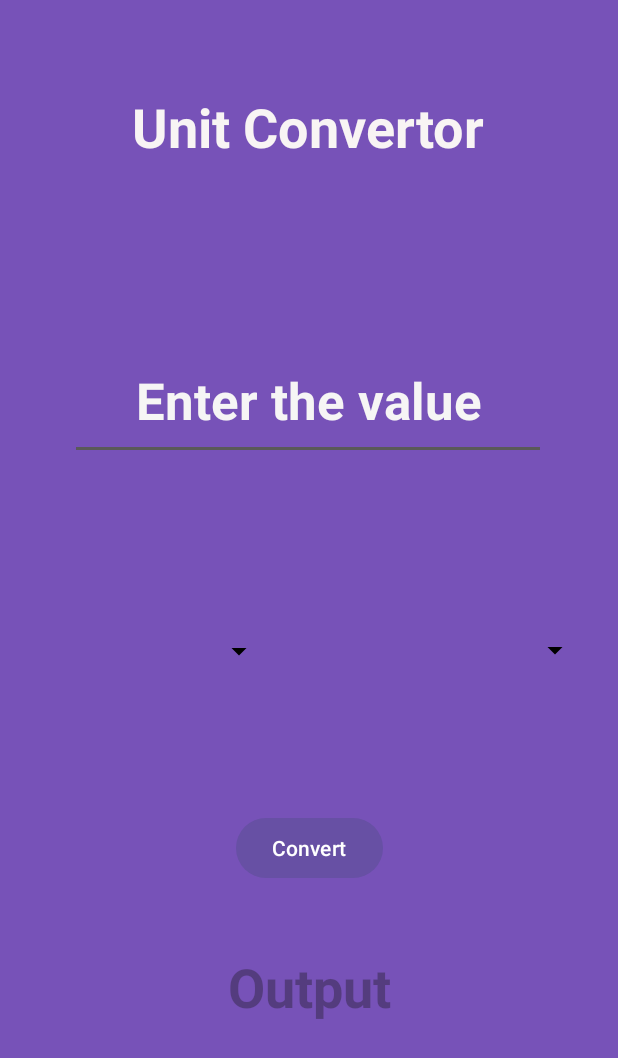
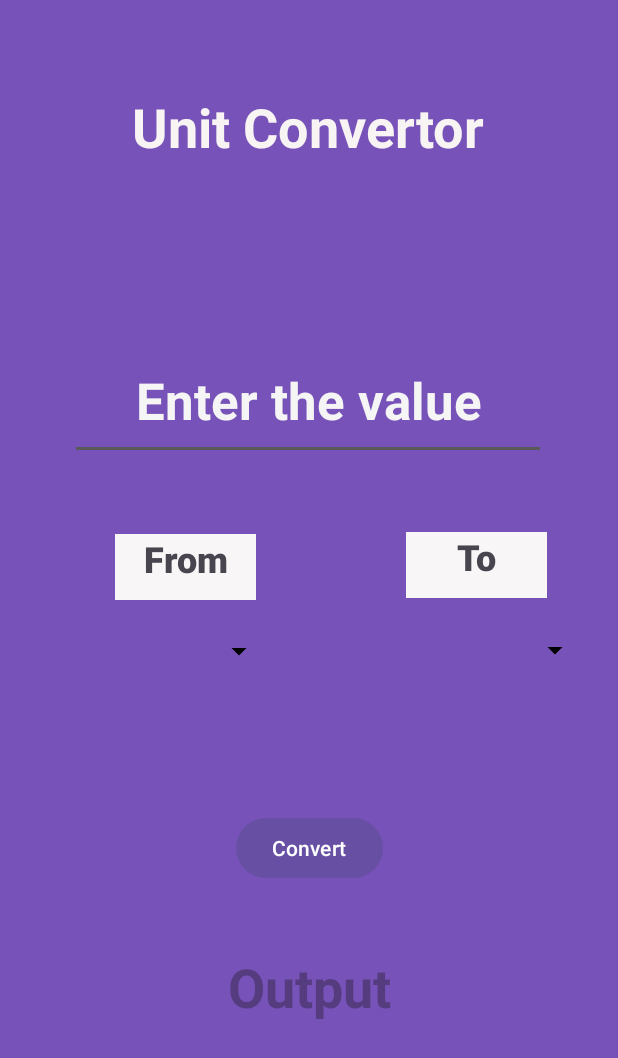
Before and after one commit to Aditya-en/calcMaster, an Android app: the Converter screen opened directly, with no data from a screen before it, on a phone screen of 412 x 824 dp. Shown: the top 1058 px of the screen. Run offline under Robolectric (Android 15) with nearby library versions, the phone set to English and light mode, and no system bars.

Commit message:
Change in the UI of convertor

```diff
--- a/app/src/main/res/layout/activity_converter.xml
+++ b/app/src/main/res/layout/activity_converter.xml
@@ -104,5 +104,40 @@
         app:layout_constraintTop_toTopOf="parent"
         app:layout_constraintVertical_bias="0.833" />
 
+    <TextView
+        android:id="@+id/textView3"
+        android:layout_width="94dp"
+        android:layout_height="44dp"
+        android:background="#F8F6F6"
+        android:fadingEdge="horizontal"
+        android:fontFamily="sans-serif-black"
+        android:text="From"
+        android:textAlignment="center"
+        android:textSize="24sp"
+        app:layout_constraintBottom_toBottomOf="parent"
+        app:layout_constraintEnd_toEndOf="parent"
+        app:layout_constraintHorizontal_bias="0.242"
+        app:layout_constraintStart_toStartOf="parent"
+        app:layout_constraintTop_toTopOf="parent"
+        app:layout_constraintVertical_bias="0.456" />
+
+    <TextView
+        android:id="@+id/textView5"
+        android:layout_width="94dp"
+        android:layout_height="44dp"
+        android:background="#F8F6F6"
+        android:fadingEdge="horizontal"
+        android:fontFamily="sans-serif-black"
+        android:text="To"
+        android:textAlignment="center"
+        android:textSize="24sp"
+        app:layout_constraintBottom_toBottomOf="parent"
+        app:layout_constraintEnd_toEndOf="parent"
+        app:layout_constraintHorizontal_bias="0.851"
+        app:layout_constraintStart_toStartOf="parent"
+        app:layout_constraintTop_toTopOf="parent"
+        app:layout_constraintVertical_bias="0.455" />
+
+
 
 </androidx.constraintlayout.widget.ConstraintLayout>
```
